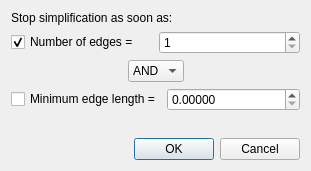
CGAL/cgal, file Polyhedron/demo/Polyhedron/Plugins/Surface_mesh/Mesh_simplification_dialog.ui: the form before one commit.
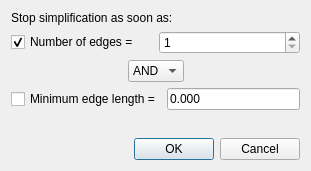
The form after the commit. Custom widgets are drawn as their Qt base class.

The edit to the form file:
```diff
--- a/Polyhedron/demo/Polyhedron/Plugins/Surface_mesh/Mesh_simplification_dialog.ui
+++ b/Polyhedron/demo/Polyhedron/Plugins/Surface_mesh/Mesh_simplification_dialog.ui
@@ -105,15 +105,9 @@
       </widget>
      </item>
      <item>
-      <widget class="QDoubleSpinBox" name="m_edge_length">
-       <property name="enabled">
-        <bool>true</bool>
-       </property>
-       <property name="decimals">
-        <number>5</number>
-       </property>
-       <property name="maximum">
-        <double>10000.000000000000000</double>
+      <widget class="DoubleEdit" name="m_edge_length">
+       <property name="text">
+        <string>0.000</string>
        </property>
       </widget>
      </item>
@@ -144,6 +138,13 @@
    </item>
   </layout>
  </widget>
+ <customwidgets>
+  <customwidget>
+   <class>DoubleEdit</class>
+   <extends>QLineEdit</extends>
+   <header>CGAL_double_edit.h</header>
+  </customwidget>
+ </customwidgets>
  <resources/>
  <connections>
   <connection>
```
